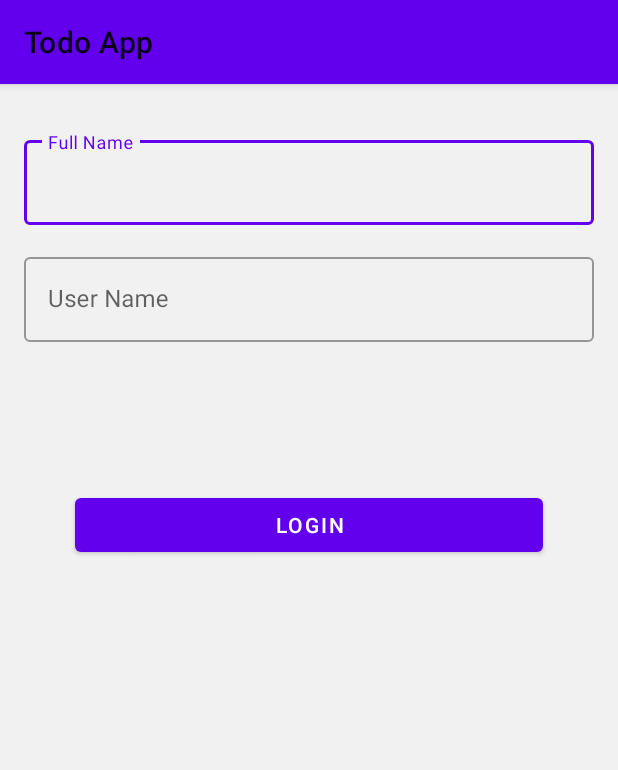
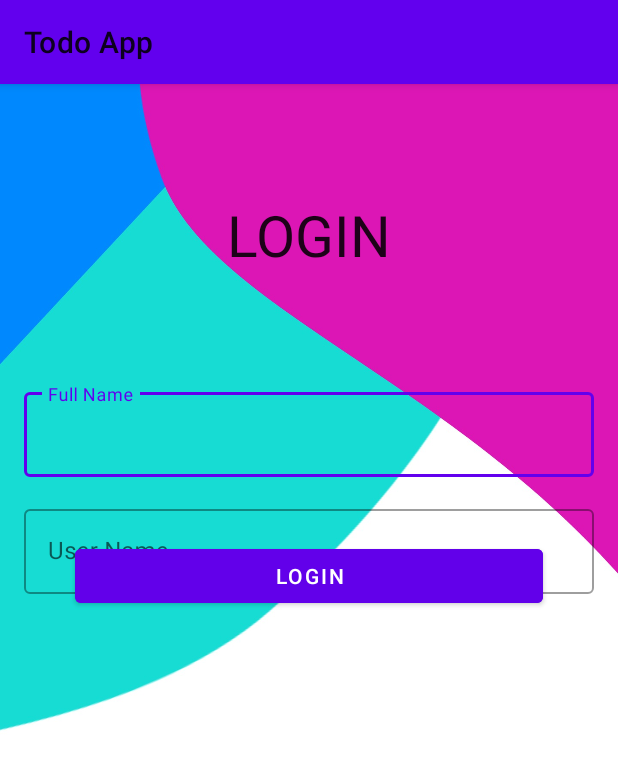
Before and after one commit to Code-Recursion/TodoNotesApp, an Android app: the screen it shows after launch (LoginActivity), on a phone screen of 412 x 824 dp. Shown: the top 770 px of the screen. Run offline under Robolectric (Android 15) with nearby library versions, the phone set to English and light mode, and no system bars.

Commit message:
update : UI [activity_login] & [activity_add_notes]

```diff
--- a/app/src/main/java/com/example/todonotesapp/view/AddNotesActivity.kt
+++ b/app/src/main/java/com/example/todonotesapp/view/AddNotesActivity.kt
@@ -63,7 +63,7 @@ class AddNotesActivity : AppCompatActivity() {
         if(storagePermission != PackageManager.PERMISSION_GRANTED) {
             listPermissionNeeded.add(android.Manifest.permission.READ_EXTERNAL_STORAGE)
         }
-        if(listPermissionNeeded.isNotEmpty()) {
+        if(!listPermissionNeeded.isEmpty()) {
             ActivityCompat.requestPermissions(this,listPermissionNeeded.toTypedArray<String>(), MY_PERMISSION_CODE)
             return false
         }
--- a/app/src/main/res/layout/activity_login.xml
+++ b/app/src/main/res/layout/activity_login.xml
@@ -4,7 +4,7 @@
     xmlns:tools="http://schemas.android.com/tools"
     android:layout_width="match_parent"
     android:layout_height="match_parent"
-    android:background="#f1f1f1"
+    android:background="@drawable/colorful_bg"
     tools:context=".view.LoginActivity">
 
 
@@ -14,7 +14,7 @@
         android:layout_width="match_parent"
         android:layout_height="wrap_content"
         android:layout_marginStart="16dp"
-        android:layout_marginTop="32dp"
+        android:layout_marginTop="200dp"
         android:layout_marginEnd="16dp"
         android:hint="Full Name"
         app:layout_constraintEnd_toEndOf="parent"
@@ -22,8 +22,8 @@
         app:layout_constraintTop_toTopOf="parent">
 
         <com.google.android.material.textfield.TextInputEditText
+            android:id="@+id/editTextFullName"
             android:layout_width="match_parent"
-            android:id="@+id/editTextFullName"
             android:layout_height="wrap_content"
             android:inputType="text" />
     </com.google.android.material.textfield.TextInputLayout>
@@ -55,10 +55,24 @@
         android:layout_height="wrap_content"
         android:layout_marginStart="50dp"
         android:layout_marginEnd="50dp"
-        android:layout_marginBottom="450dp"
+        android:layout_marginBottom="416dp"
+        android:backgroundTint="#6200EA"
         android:text="Login"
         app:layout_constraintBottom_toBottomOf="parent"
         app:layout_constraintEnd_toEndOf="parent"
+        app:layout_constraintHorizontal_bias="0.0"
         app:layout_constraintStart_toStartOf="parent" />
 
+    <TextView
+        android:id="@+id/textView"
+        android:layout_width="wrap_content"
+        android:layout_height="wrap_content"
+        android:text="LOGIN"
+        android:textSize="38dp"
+        android:textAppearance="@style/TextAppearance.AppCompat.Large"
+        app:layout_constraintBottom_toTopOf="@+id/textInputLayout1"
+        app:layout_constraintEnd_toEndOf="parent"
+        app:layout_constraintStart_toStartOf="parent"
+        app:layout_constraintTop_toTopOf="parent" />
+
 </androidx.constraintlayout.widget.ConstraintLayout>
--- a/app/src/main/res/layout/dialog_selector.xml
+++ b/app/src/main/res/layout/dialog_selector.xml
@@ -21,12 +21,14 @@
 
     <TextView
         android:id="@+id/textViewGallery"
+        android:layout_width="0dp"
         android:layout_height="wrap_content"
-        android:layout_width="0dp"
         android:layout_marginTop="8dp"
+        android:layout_marginBottom="16dp"
+        android:text="Select From Gallery"
         android:textAlignment="center"
         android:textAppearance="@style/TextAppearance.AppCompat.Large"
-        android:text="Select From Gallery"
+        app:layout_constraintBottom_toBottomOf="parent"
         app:layout_constraintEnd_toEndOf="@+id/textViewCamera"
         app:layout_constraintHorizontal_bias="0.0"
         app:layout_constraintStart_toStartOf="@+id/textViewCamera"
```
Also changed, not shown: app/src/main/res/layout/activity_add_notes.xml (+9 -4 lines), app/src/main/res/drawable/bg.jpg (added), app/src/main/res/drawable/colorful_bg.jpg (added), app/src/main/res/drawable/grey_bg.jpg (added), app/src/main/res/drawable/orange.jpg (added), app/src/main/res/drawable/plus_large.jpg (added), app/src/main/res/drawable/plus_thin.jpg (added).
